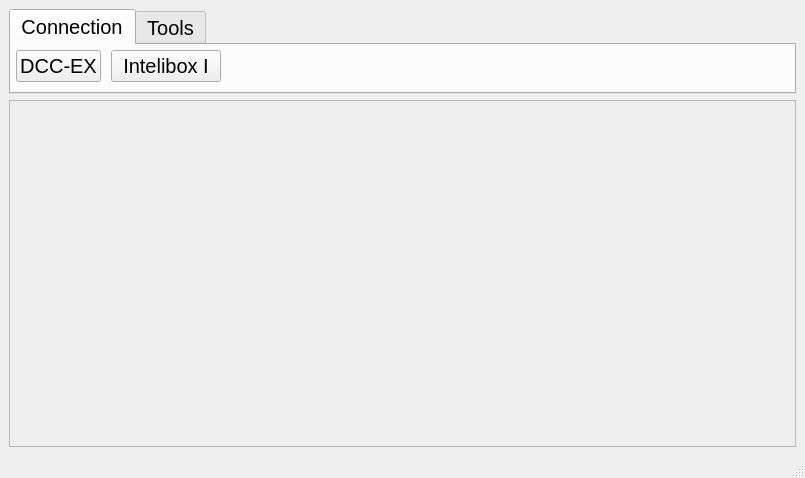
This is src/mainWindow/ui_mainwindow.ui in ScrollDP/CCSMTR as Qt 5 draws it before an edit. The edited form follows.
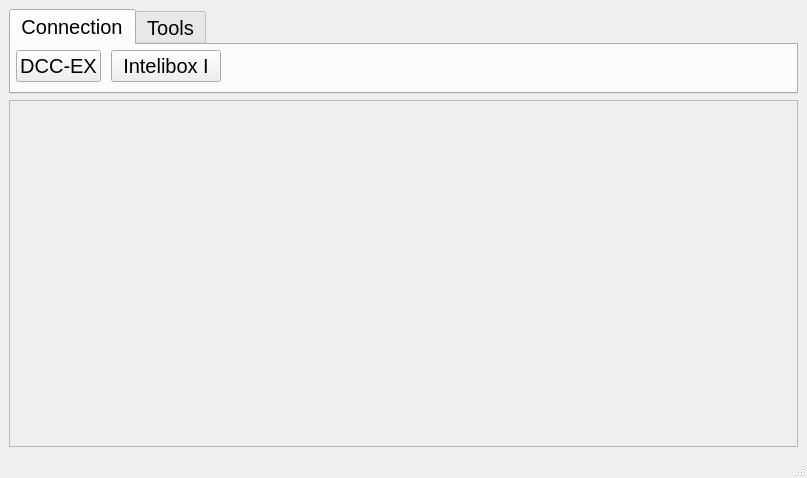
This is the edited form. The open tabs and pages were chosen to show the change.

```diff
--- a/src/mainWindow/ui_mainwindow.ui
+++ b/src/mainWindow/ui_mainwindow.ui
@@ -6,7 +6,7 @@
    <rect>
     <x>0</x>
     <y>0</y>
-    <width>805</width>
+    <width>807</width>
     <height>478</height>
    </rect>
   </property>
```
Left out of the diff: 2 changed lines with no effect on the pictures.
